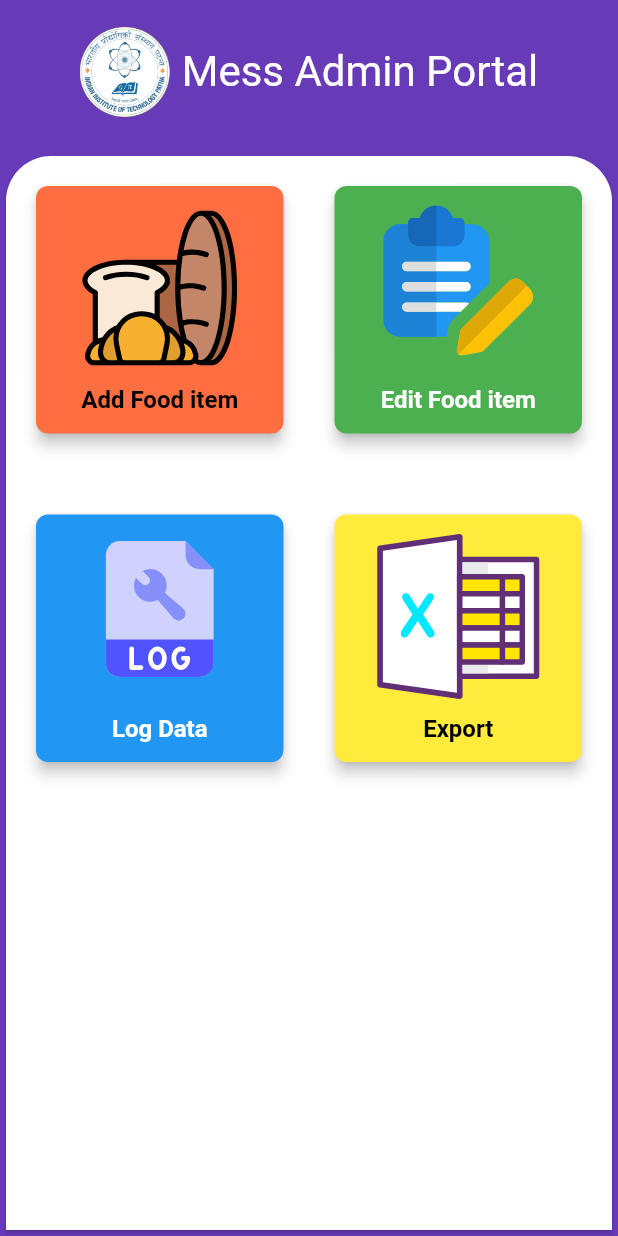
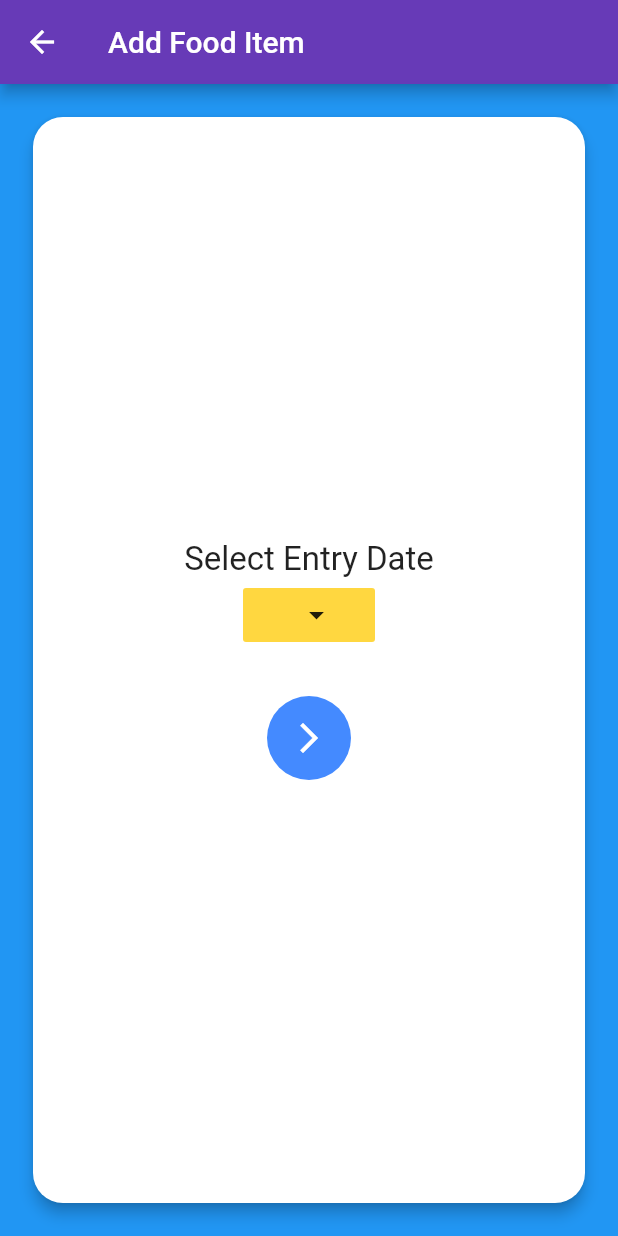
Before and after one commit to utsavmajhi/MessAdminIITP, a Flutter app: the screen it shows after launch, after a tap on "Add Food item", on a phone screen of 412 x 824 dp. Run offline on Flutter 3.47's test engine with Material 2 defaults, Android fonts, the phone set to English and light mode, and no system bars; our stand-ins replace cloud_firestore, firebase_auth, flutter_svg, google_fonts, modal_progress_hud; missing offline and left inert: strings; accounts and stored records are empty; Roboto replaces fonts that are missing (Montserrat Regular, Wellfleet).

Commit message:
added add entry function

```diff
--- /dev/null
+++ b/lib/PassArguments/AdditemScreen1.dart
@@ -0,0 +1,4 @@
+class AdditemScreen1{
+  String date;
+  AdditemScreen1(this.date);
+}
--- /dev/null
+++ b/lib/Screens/AddFoodItem.dart
@@ -0,0 +1,117 @@
+import 'package:flutter/material.dart';
+import 'package:intl/intl.dart';
+import 'package:messadmin/Screens/EntryFinalScreen.dart';
+import 'package:messadmin/PassArguments/AdditemScreen1.dart';
+class AddFoodItem extends StatefulWidget {
+  static String id='addfooditem_screen';
+  @override
+  _AddFoodItemState createState() => _AddFoodItemState();
+}
+
+class _AddFoodItemState extends State<AddFoodItem> {
+  DateTime _dateTime=DateTime.now();  //date picker from calendar
+  String _foodcat='None';
+  Future<Null> _selectDate(BuildContext context) async {
+    final DateTime picked=await showDatePicker(context: context, initialDate: _dateTime, firstDate: DateTime(2016), lastDate: DateTime(2222));
+    if(picked!=null && picked !=_dateTime)
+    {
+
+      setState(() {
+        _dateTime=picked;
+      });
+    }
+  }
+
+  @override
+  Widget build(BuildContext context) {
+    return Scaffold(
+      appBar: AppBar(
+        backgroundColor: Colors.deepPurple,
+        title: Text(
+            'Add Food Item'
+        ),
+
+      ),
+      body: Column(
+        crossAxisAlignment: CrossAxisAlignment.stretch,
+        children: <Widget>[
+          Expanded(
+            child: Container(
+              decoration: BoxDecoration(
+                color: Colors.blue,
+              ),
+              child: SafeArea(
+                child: Padding(
+                  padding: const EdgeInsets.all(18.0),
+                  child: Card(
+                    shape: RoundedRectangleBorder(
+                      borderRadius: BorderRadius.circular(20),
+                    ),
+                    elevation: 4,
+                    child: Column(
+                      mainAxisAlignment: MainAxisAlignment.center,
+                      children: <Widget>[
+                        Text(
+                          'Select Entry Date',
+                          style: TextStyle(
+                              fontSize: 22
+                          ),
+                        ),
+                        FlatButton(
+                          color: Colors.amberAccent,
+                          onPressed: (){
+                            _selectDate(context);
+                          },
+                          child: Row(
+                            mainAxisSize: MainAxisSize.min,
+                            children: <Widget>[
+                              Text (
+                                _dateTime==null? "Please Select" : changetimeformat(_dateTime),
+                                style: TextStyle(
+                                    fontSize: 18,
+                                    color: Colors.black,
+                                    fontWeight: FontWeight.bold
+                                ),
+                              ),
+                              SizedBox(
+                                width: 10,
+                              ),
+                              Icon(Icons.arrow_drop_down),
+
+                            ],
+                          ),
+                        ),
+                        SizedBox(
+                          height: 30,
+                        ),
+                        GestureDetector(
+                          onTap: (){
+                            Navigator.pushNamed(context,EntryFinalScreen.id,arguments: AdditemScreen1(changetimeformat(_dateTime)));
+                          },
+                          child: CircleAvatar(
+                            radius: 28,
+                            backgroundColor: Colors.blueAccent,
+                            child: Icon(Icons.arrow_forward_ios,color: Colors.white,),
+                          ),
+                        )
+                      ],
+                    ),
+                  ),
+                ),
+              ),
+            ),
+          )
+        ],
+      ),
+    );
+  }
+}
+
+//for formatting date
+changetimeformat(@required DateTime datetimepicked)
+{
+  String formattedDate = DateFormat('dd-MM-yyyy').format(datetimepicked);
+
+  return formattedDate;
+
+}
--- /dev/null
+++ b/lib/Screens/FoodItemModel.dart
@@ -0,0 +1,5 @@
+class FoodItemModel{
+  String foodname;
+  double foodprice;
+  FoodItemModel(this.foodname, this.foodprice);
+}
--- a/lib/Screens/HomeScreen.dart
+++ b/lib/Screens/HomeScreen.dart
@@ -1,4 +1,5 @@
 import 'package:flutter/material.dart';
+import 'package:messadmin/Screens/AddFoodItem.dart';
 import 'package:modal_progress_hud/modal_progress_hud.dart';
 import 'package:firebase_auth/firebase_auth.dart';
 import 'package:cloud_firestore/cloud_firestore.dart';
@@ -62,7 +63,8 @@ class _HomeScreenState extends State<HomeScreen> {
                           InkWell(
                             onTap: ()
                             {
-                              //goto addentryscreens screen
+                              //goto addfooditemscreens screen
+                              Navigator.pushNamed(context, AddFoodItem.id);
 
                             },
                             child: Padding(
--- a/lib/main.dart
+++ b/lib/main.dart
@@ -2,6 +2,8 @@ import 'package:flutter/material.dart';
 import 'package:messadmin/Screens/LoginScreen.dart';
 import 'Screens/RegistrationScreen.dart';
 import 'package:messadmin/Screens/HomeScreen.dart';
+import 'Screens/AddFoodItem.dart';
+import 'Screens/EntryFinalScreen.dart';
 void main() {
   runApp(MyApp());
 }
@@ -16,6 +18,9 @@ class MyApp extends StatelessWidget {
           LoginScreen.id:(context) => LoginScreen(),
           RegistrationScreen.id:(context) => RegistrationScreen(),
           HomeScreen.id:(context) => HomeScreen(),
+          EntryFinalScreen.id:(context) => EntryFinalScreen(),
+          AddFoodItem.id:(context) => AddFoodItem(),
+
 
       },
     );
```
Also changed, not shown: lib/Screens/EntryFinalScreen.dart (added, +166 -0 lines).
